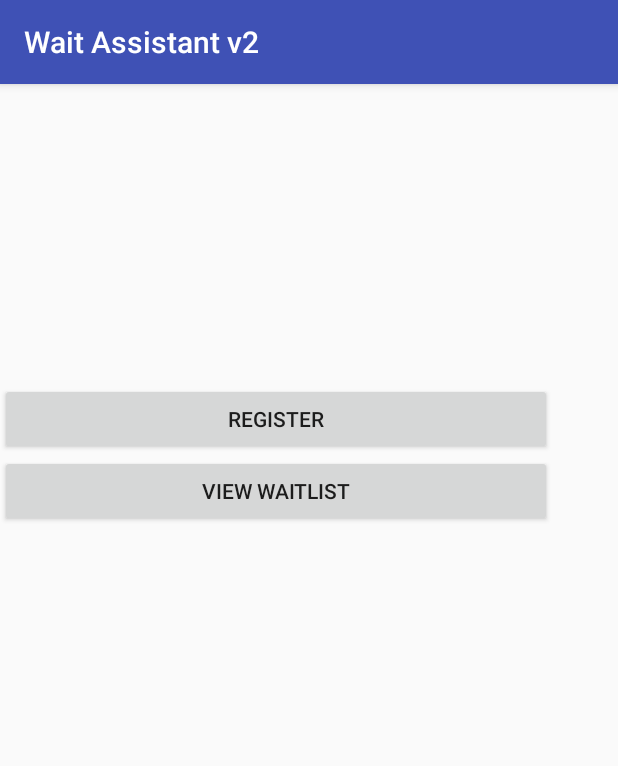
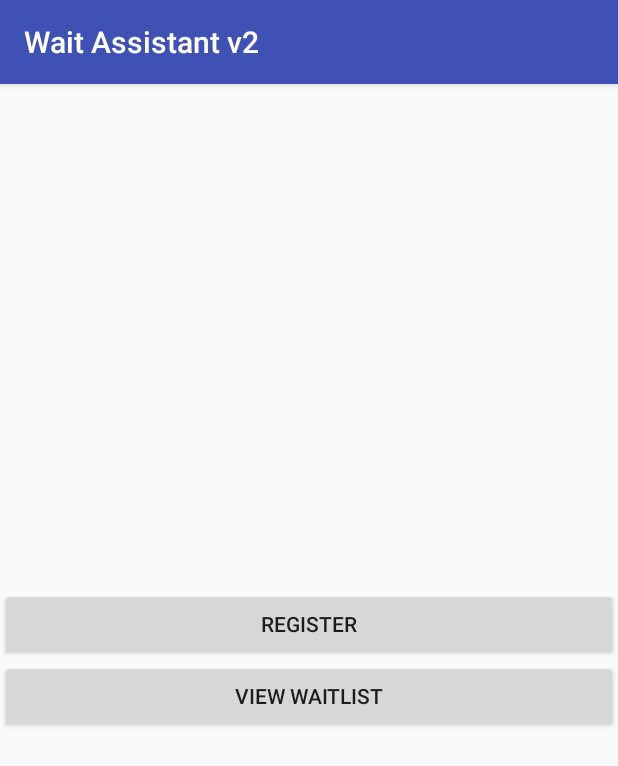
Before and after one commit to SKapal/Wait_Assistant, an Android app: the screen it shows after launch (Main2Activity), on a phone screen of 412 x 824 dp. Shown: the top 766 px of the screen. Run offline under Robolectric (Android 15) with nearby library versions, the light colour scheme and no system bars; our stand-ins replace Firebase (no records; nobody signed in at launch, a user with empty details on screens opened directly).

Commit message:
Fixed activity_main2 UI

```diff
--- a/WaitAssistantv2/app/src/main/res/layout/activity_main2.xml
+++ b/WaitAssistantv2/app/src/main/res/layout/activity_main2.xml
@@ -8,8 +8,8 @@
 
 
     <LinearLayout
-        android:layout_width="368dp"
-        android:layout_height="495dp"
+        android:layout_width="match_parent"
+        android:layout_height="match_parent"
         android:orientation="vertical"
         android:gravity="center_vertical"
         tools:layout_editor_absoluteX="8dp"
```
Also changed, not shown: WaitAssistantv2/app/src/main/gen/com/comp1601/waitassistantv2/BuildConfig.java (added, +8 -0 lines), WaitAssistantv2/app/src/main/gen/com/comp1601/waitassistantv2/Manifest.java (added, +7 -0 lines), WaitAssistantv2/app/src/main/gen/com/comp1601/waitassistantv2/R.java (added, +7 -0 lines).
